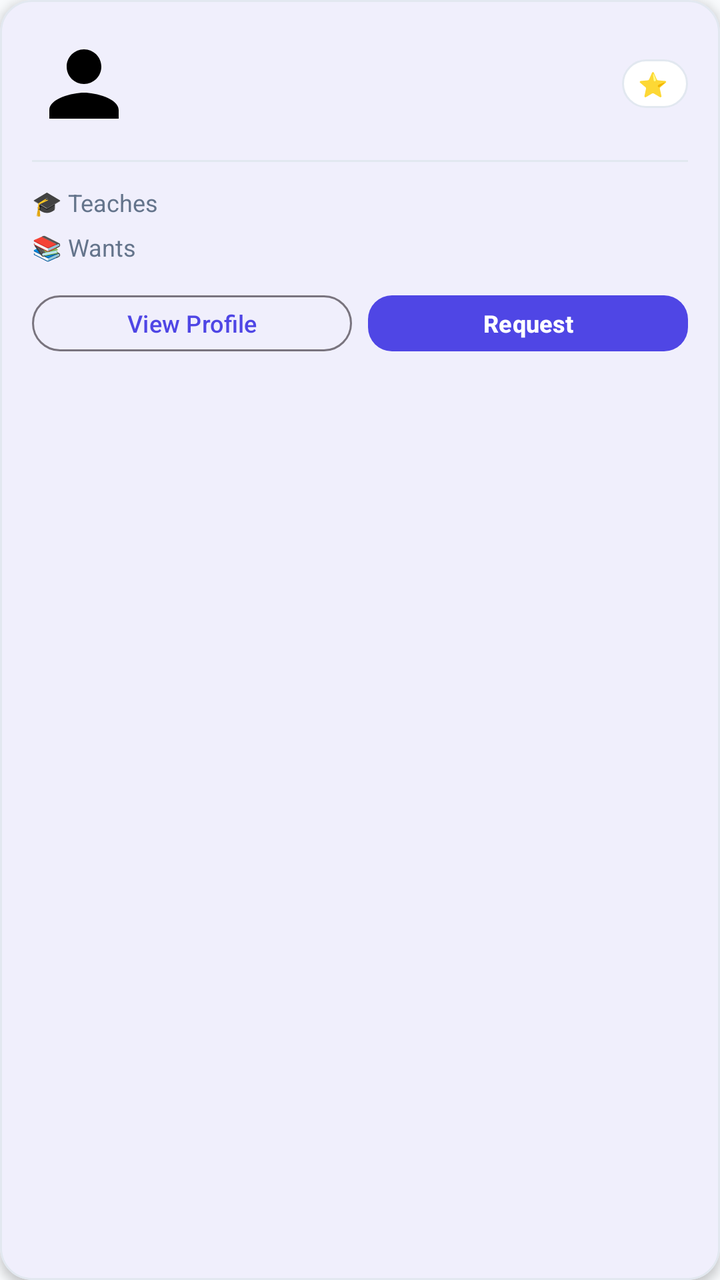
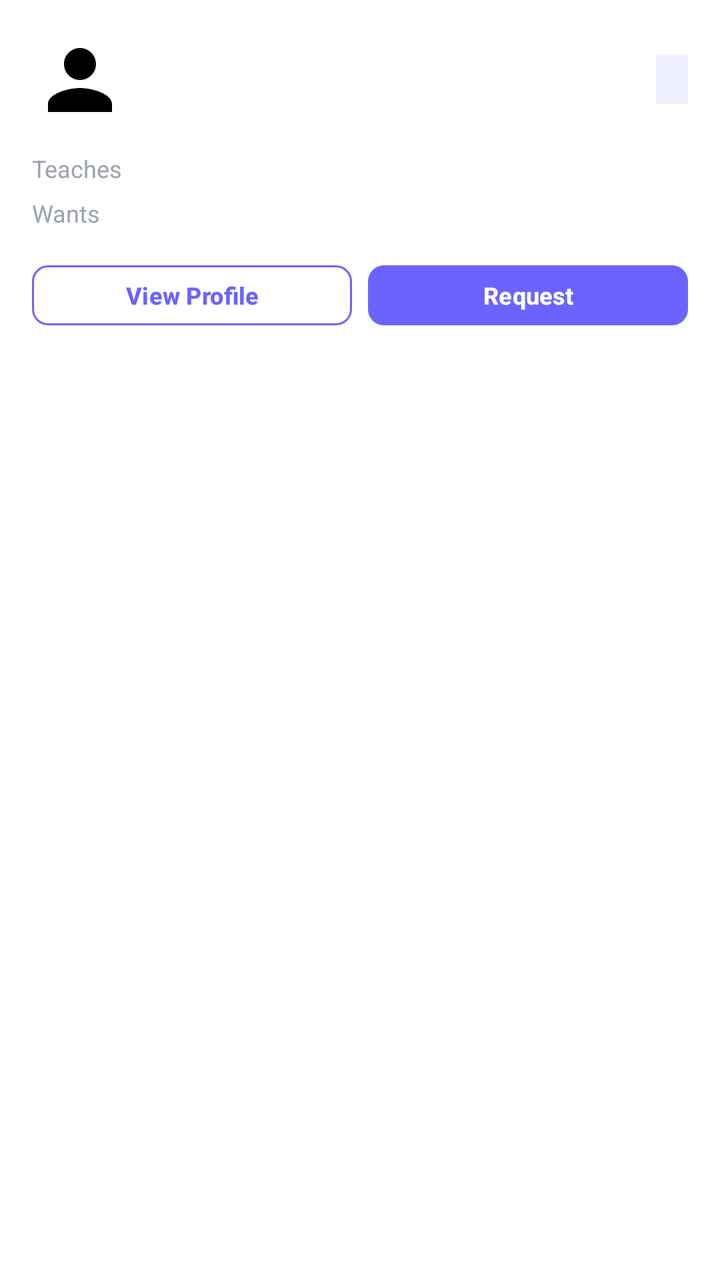

Two renders of the same Android screen: before a commit and after it. Below are the layout's source before the change and the commit's diff.
<!-- AndroidManifest.xml: application theme Theme.SkillBarter -->
<!-- res/layout/item_user_card.xml -->
<?xml version="1.0" encoding="utf-8"?>
<com.google.android.material.card.MaterialCardView xmlns:android="http://schemas.android.com/apk/res/android"
    xmlns:app="http://schemas.android.com/apk/res-auto"
    android:layout_width="match_parent"
    android:layout_height="wrap_content"
    android:layout_marginHorizontal="2dp"
    android:layout_marginVertical="6dp"
    app:cardBackgroundColor="@color/surface_white"
    app:cardCornerRadius="16dp"
    app:cardElevation="3dp"
    app:strokeColor="@color/divider_color"
    app:strokeWidth="1dp">

    <LinearLayout
        android:layout_width="match_parent"
        android:layout_height="wrap_content"
        android:orientation="vertical"
        android:padding="16dp">

        
        <LinearLayout
            android:layout_width="match_parent"
            android:layout_height="wrap_content"
            android:gravity="center_vertical"
            android:orientation="horizontal">

            <ImageView
                android:id="@+id/ivAvatar"
                android:layout_width="52dp"
                android:layout_height="52dp"
                android:src="@drawable/ic_profile" />

            <LinearLayout
                android:layout_width="0dp"
                android:layout_height="wrap_content"
                android:layout_marginStart="12dp"
                android:layout_weight="1"
                android:orientation="vertical">

                <TextView
                    android:id="@+id/tvUserName"
                    android:layout_width="wrap_content"
                    android:layout_height="wrap_content"
                    android:textColor="@color/text_primary"
                    android:textSize="16sp"
                    android:textStyle="bold" />

                <TextView
                    android:id="@+id/tvUserLocation"
                    android:layout_width="wrap_content"
                    android:layout_height="wrap_content"
                    android:layout_marginTop="2dp"
                    android:textColor="@color/text_muted"
                    android:textSize="12sp" />

            </LinearLayout>

            
            <LinearLayout
                android:layout_width="wrap_content"
                android:layout_height="wrap_content"
                android:background="@drawable/bg_rounded_card"
                android:gravity="center_vertical"
                android:orientation="horizontal"
                android:paddingHorizontal="8dp"
                android:paddingVertical="4dp">

                <TextView
                    android:layout_width="wrap_content"
                    android:layout_height="wrap_content"
                    android:text="⭐"
                    android:textSize="12sp" />

                <TextView
                    android:id="@+id/tvRating"
                    android:layout_width="wrap_content"
                    android:layout_height="wrap_content"
                    android:layout_marginStart="2dp"
                    android:textColor="@color/text_primary"
                    android:textSize="12sp"
                    android:textStyle="bold" />

            </LinearLayout>

        </LinearLayout>

        
        <View
            android:layout_width="match_parent"
            android:layout_height="1dp"
            android:layout_marginVertical="12dp"
            android:background="@color/divider_color" />

        
        <LinearLayout
            android:layout_width="match_parent"
            android:layout_height="wrap_content"
            android:gravity="center_vertical"
            android:orientation="horizontal">

            <TextView
                android:layout_width="wrap_content"
                android:layout_height="wrap_content"
                android:text="🎓 Teaches"
                android:textColor="@color/text_secondary"
                android:textSize="12sp"
                android:minWidth="80dp" />

            <com.google.android.material.chip.ChipGroup
                android:id="@+id/chipGroupTeaches"
                android:layout_width="0dp"
                android:layout_height="wrap_content"
                android:layout_weight="1"
                app:chipSpacingHorizontal="4dp"
                app:singleLine="true" />

        </LinearLayout>

        
        <LinearLayout
            android:layout_width="match_parent"
            android:layout_height="wrap_content"
            android:layout_marginTop="6dp"
            android:gravity="center_vertical"
            android:orientation="horizontal">

            <TextView
                android:layout_width="wrap_content"
                android:layout_height="wrap_content"
                android:text="📚 Wants"
                android:textColor="@color/text_secondary"
                android:textSize="12sp"
                android:minWidth="80dp" />

            <com.google.android.material.chip.ChipGroup
                android:id="@+id/chipGroupWants"
                android:layout_width="0dp"
                android:layout_height="wrap_content"
                android:layout_weight="1"
                app:chipSpacingHorizontal="4dp"
                app:singleLine="true" />

        </LinearLayout>

        
        <LinearLayout
            android:layout_width="match_parent"
            android:layout_height="wrap_content"
            android:layout_marginTop="12dp"
            android:orientation="horizontal">

            <Button
                android:id="@+id/btnViewProfile"
                style="@style/Widget.Material3.Button.OutlinedButton"
                android:layout_width="0dp"
                android:layout_height="36dp"
                android:layout_marginEnd="8dp"
                android:layout_weight="1"
                android:paddingHorizontal="8dp"
                android:paddingVertical="0dp"
                android:text="View Profile"
                android:textSize="12sp" />

            <Button
                android:id="@+id/btnRequest"
                style="@style/Widget.SkillBarter.Button"
                android:layout_width="0dp"
                android:layout_height="36dp"
                android:layout_weight="1"
                android:paddingHorizontal="8dp"
                android:paddingVertical="0dp"
                android:text="Request"
                android:textSize="12sp" />

        </LinearLayout>

    </LinearLayout>

</com.google.android.material.card.MaterialCardView>
<!-- resources referenced by this layout -->
<resources>
  <color name="divider_color">#E2E8F0</color>
  <color name="surface_white">#FFFFFF</color>
  <color name="text_muted">#94A3B8</color>
  <color name="text_primary">#0F172A</color>
  <color name="text_secondary">#64748B</color>
  <!-- drawable bg_rounded_card (drawable) -->
  <?xml version="1.0" encoding="utf-8"?>
  <shape xmlns:android="http://schemas.android.com/apk/res/android"
      android:shape="rectangle">
      <solid android:color="@color/surface_white" />
      <corners android:radius="16dp" />
      <stroke android:width="1dp" android:color="@color/divider_color" />
  </shape>
  <!-- drawable ic_profile (drawable) -->
  <vector xmlns:android="http://schemas.android.com/apk/res/android"
      android:width="24dp"
      android:height="24dp"
      android:viewportWidth="24"
      android:viewportHeight="24">
    <path
        android:fillColor="#FF000000"
        android:pathData="M12,12c2.21,0 4,-1.79 4,-4s-1.79,-4 -4,-4 -4,1.79 -4,4 1.79,4 4,4zM12,14c-2.67,0 -8,1.34 -8,4v2h16v-2c0,-2.66 -5.33,-4 -8,-4z"/>
  </vector>
  <style name="Widget.SkillBarter.Button" parent="Widget.Material3.Button">
          <item name="backgroundTint">@color/primary</item>
          <item name="android:textColor">@color/white</item>
          <item name="cornerRadius">12dp</item>
          <item name="android:paddingTop">14dp</item>
          <item name="android:paddingBottom">14dp</item>
          <item name="android:textStyle">bold</item>
          <item name="android:textSize">16sp</item>
      </style>
  <style name="Theme.SkillBarter" parent="Base.Theme.SkillBarter" />
  <color name="primary">#4F46E5</color>
  <color name="white">#FFFFFF</color>
  <style name="Base.Theme.SkillBarter" parent="Theme.Material3.DayNight.NoActionBar">
          <item name="colorPrimary">@color/primary</item>
          <item name="colorOnPrimary">@color/white</item>
          <item name="colorPrimaryContainer">@color/primary_light</item>
          <item name="colorOnPrimaryContainer">@color/primary</item>
          <item name="android:colorBackground">@color/bg_light</item>
          <item name="colorSurface">@color/surface_white</item>
          <item name="colorOnSurface">@color/text_primary</item>
          <item name="colorOnSurfaceVariant">@color/text_secondary</item>
          <item name="android:statusBarColor">@color/bg_light</item>
          <item name="android:windowLightStatusBar">true</item>
      </style>
  <color name="primary_light">#EEF2FF</color>
  <color name="bg_light">#F8FAFC</color>
</resources>

<!-- the commit's change to res/layout/item_user_card.xml (unified diff, before → after) -->
@@ -1,179 +1,144 @@
 <?xml version="1.0" encoding="utf-8"?>
-<com.google.android.material.card.MaterialCardView xmlns:android="http://schemas.android.com/apk/res/android"
+<LinearLayout xmlns:android="http://schemas.android.com/apk/res/android"
     xmlns:app="http://schemas.android.com/apk/res-auto"
     android:layout_width="match_parent"
     android:layout_height="wrap_content"
-    android:layout_marginHorizontal="2dp"
-    android:layout_marginVertical="6dp"
-    app:cardBackgroundColor="@color/surface_white"
-    app:cardCornerRadius="16dp"
-    app:cardElevation="3dp"
-    app:strokeColor="@color/divider_color"
-    app:strokeWidth="1dp">
+    android:layout_marginBottom="10dp"
+    android:background="@color/surface_white"
+    android:orientation="vertical"
+    android:padding="16dp">
 
+    
     <LinearLayout
         android:layout_width="match_parent"
         android:layout_height="wrap_content"
-        android:orientation="vertical"
-        android:padding="16dp">
+        android:gravity="center_vertical"
+        android:orientation="horizontal">
 
-        
+        <ImageView
+            android:id="@+id/ivAvatar"
+            android:layout_width="48dp"
+            android:layout_height="48dp"
+            android:src="@drawable/ic_profile" />
+
         <LinearLayout
-            android:layout_width="match_parent"
+            android:layout_width="0dp"
             android:layout_height="wrap_content"
-            android:gravity="center_vertical"
-            android:orientation="horizontal">
+            android:layout_marginStart="12dp"
+            android:layout_weight="1"
+            android:orientation="vertical">
 
-            <ImageView
-                android:id="@+id/ivAvatar"
-                android:layout_width="52dp"
-                android:layout_height="52dp"
-                android:src="@drawable/ic_profile" />
-
-            <LinearLayout
-                android:layout_width="0dp"
-                android:layout_height="wrap_content"
-                android:layout_marginStart="12dp"
-                android:layout_weight="1"
-                android:orientation="vertical">
-
-                <TextView
-                    android:id="@+id/tvUserName"
-                    android:layout_width="wrap_content"
-                    android:layout_height="wrap_content"
-                    android:textColor="@color/text_primary"
-                    android:textSize="16sp"
-                    android:textStyle="bold" />
-
-                <TextView
-                    android:id="@+id/tvUserLocation"
-                    android:layout_width="wrap_content"
-                    android:layout_height="wrap_content"
-                    android:layout_marginTop="2dp"
-                    android:textColor="@color/text_muted"
-                    android:textSize="12sp" />
-
-            </LinearLayout>
-
-            
-            <LinearLayout
+            <TextView
+                android:id="@+id/tvUserName"
                 android:layout_width="wrap_content"
                 android:layout_height="wrap_content"
-                android:background="@drawable/bg_rounded_card"
-                android:gravity="center_vertical"
-                android:orientation="horizontal"
-                android:paddingHorizontal="8dp"
-                android:paddingVertical="4dp">
-
-                <TextView
-                    android:layout_width="wrap_content"
-                    android:layout_height="wrap_content"
-                    android:text="⭐"
-                    android:textSize="12sp" />
-
-                <TextView
-                    android:id="@+id/tvRating"
-                    android:layout_width="wrap_content"
-                    android:layout_height="wrap_content"
-                    android:layout_marginStart="2dp"
-                    android:textColor="@color/text_primary"
-                    android:textSize="12sp"
-                    android:textStyle="bold" />
-
-            </LinearLayout>
-
-        </LinearLayout>
-
-        
-        <View
-            android:layout_width="match_parent"
-            android:layout_height="1dp"
-            android:layout_marginVertical="12dp"
-            android:background="@color/divider_color" />
-
-        
-        <LinearLayout
-            android:layout_width="match_parent"
-            android:layout_height="wrap_content"
-            android:gravity="center_vertical"
-            android:orientation="horizontal">
+                android:textColor="@color/text_primary"
+                android:textSize="15sp"
+                android:textStyle="bold" />
 
             <TextView
+                android:id="@+id/tvUserLocation"
                 android:layout_width="wrap_content"
                 android:layout_height="wrap_content"
-                android:text="🎓 Teaches"
-                android:textColor="@color/text_secondary"
-                android:textSize="12sp"
-                android:minWidth="80dp" />
-
-            <com.google.android.material.chip.ChipGroup
-                android:id="@+id/chipGroupTeaches"
-                android:layout_width="0dp"
-                android:layout_height="wrap_content"
-                android:layout_weight="1"
-                app:chipSpacingHorizontal="4dp"
-                app:singleLine="true" />
-
-        </LinearLayout>
-
-        
-        <LinearLayout
-            android:layout_width="match_parent"
-            android:layout_height="wrap_content"
-            android:layout_marginTop="6dp"
-            android:gravity="center_vertical"
-            android:orientation="horizontal">
-
-            <TextView
-                android:layout_width="wrap_content"
-                android:layout_height="wrap_content"
-                android:text="📚 Wants"
-                android:textColor="@color/text_secondary"
-                android:textSize="12sp"
-                android:minWidth="80dp" />
-
-            <com.google.android.material.chip.ChipGroup
-                android:id="@+id/chipGroupWants"
-                android:layout_width="0dp"
-                android:layout_height="wrap_content"
-                android:layout_weight="1"
-                app:chipSpacingHorizontal="4dp"
-                app:singleLine="true" />
-
-        </LinearLayout>
-
-        
-        <LinearLayout
-            android:layout_width="match_parent"
-            android:layout_height="wrap_content"
-            android:layout_marginTop="12dp"
-            android:orientation="horizontal">
-
-            <Button
-                android:id="@+id/btnViewProfile"
-                style="@style/Widget.Material3.Button.OutlinedButton"
-                android:layout_width="0dp"
-                android:layout_height="36dp"
-                android:layout_marginEnd="8dp"
-                android:layout_weight="1"
-                android:paddingHorizontal="8dp"
-                android:paddingVertical="0dp"
-                android:text="View Profile"
-                android:textSize="12sp" />
-
-            <Button
-                android:id="@+id/btnRequest"
-                style="@style/Widget.SkillBarter.Button"
-                android:layout_width="0dp"
-                android:layout_height="36dp"
-                android:layout_weight="1"
-                android:paddingHorizontal="8dp"
-                android:paddingVertical="0dp"
-                android:text="Request"
+                android:layout_marginTop="2dp"
+                android:textColor="@color/text_muted"
                 android:textSize="12sp" />
 
         </LinearLayout>
 
+        <TextView
+            android:id="@+id/tvRating"
+            android:layout_width="wrap_content"
+            android:layout_height="wrap_content"
+            android:background="@color/primary_light"
+            android:paddingHorizontal="8dp"
+            android:paddingVertical="4dp"
+            android:textColor="@color/primary"
+            android:textSize="12sp"
+            android:textStyle="bold" />
+
     </LinearLayout>
 
-</com.google.android.material.card.MaterialCardView>
+    
+    <LinearLayout
+        android:layout_width="match_parent"
+        android:layout_height="wrap_content"
+        android:layout_marginTop="12dp"
+        android:gravity="center_vertical"
+        android:orientation="horizontal">
+
+        <TextView
+            android:layout_width="72dp"
+            android:layout_height="wrap_content"
+            android:text="Teaches"
+            android:textColor="@color/text_muted"
+            android:textSize="12sp" />
+
+        <com.google.android.material.chip.ChipGroup
+            android:id="@+id/chipGroupTeaches"
+            android:layout_width="0dp"
+            android:layout_height="wrap_content"
+            android:layout_weight="1"
+            app:chipSpacingHorizontal="4dp"
+            app:singleLine="true" />
+
+    </LinearLayout>
+
+    
+    <LinearLayout
+        android:layout_width="match_parent"
+        android:layout_height="wrap_content"
+        android:layout_marginTop="6dp"
+        android:gravity="center_vertical"
+        android:orientation="horizontal">
+
+        <TextView
+            android:layout_width="72dp"
+            android:layout_height="wrap_content"
+            android:text="Wants"
+            android:textColor="@color/text_muted"
+            android:textSize="12sp" />
+
+        <com.google.android.material.chip.ChipGroup
+            android:id="@+id/chipGroupWants"
+            android:layout_width="0dp"
+            android:layout_height="wrap_content"
+            android:layout_weight="1"
+            app:chipSpacingHorizontal="4dp"
+            app:singleLine="true" />
+
+    </LinearLayout>
+
+    
+    <LinearLayout
+        android:layout_width="match_parent"
+        android:layout_height="wrap_content"
+        android:layout_marginTop="14dp"
+        android:orientation="horizontal">
+
+        <Button
+            android:id="@+id/btnViewProfile"
+            style="@style/Widget.SkillBarter.Button.Outlined"
+            android:layout_width="0dp"
+            android:layout_height="38dp"
+            android:layout_marginEnd="8dp"
+            android:layout_weight="1"
+            android:paddingHorizontal="8dp"
+            android:paddingVertical="0dp"
+            android:text="View Profile"
+            android:textSize="12sp" />
+
+        <Button
+            android:id="@+id/btnRequest"
+            style="@style/Widget.SkillBarter.Button"
+            android:layout_width="0dp"
+            android:layout_height="38dp"
+            android:layout_weight="1"
+            android:paddingHorizontal="8dp"
+            android:paddingVertical="0dp"
+            android:text="Request"
+            android:textSize="12sp" />
+
+    </LinearLayout>
+
+</LinearLayout>
<!-- resource entries referenced after the edit -->
@@ -1,18 +1,9 @@
 <!-- resources referenced by this layout -->
 <resources>
-  <color name="divider_color">#E2E8F0</color>
   <color name="surface_white">#FFFFFF</color>
-  <color name="text_muted">#94A3B8</color>
-  <color name="text_primary">#0F172A</color>
-  <color name="text_secondary">#64748B</color>
-  <!-- drawable bg_rounded_card (drawable) -->
-  <?xml version="1.0" encoding="utf-8"?>
-  <shape xmlns:android="http://schemas.android.com/apk/res/android"
-      android:shape="rectangle">
-      <solid android:color="@color/surface_white" />
-      <corners android:radius="16dp" />
-      <stroke android:width="1dp" android:color="@color/divider_color" />
-  </shape>
+  <color name="text_muted">#9CA3AF</color>
+  <color name="text_primary">#1A1A2E</color>
+  <color name="text_secondary">#6B7280</color>
   <!-- drawable ic_profile (drawable) -->
   <vector xmlns:android="http://schemas.android.com/apk/res/android"
       android:width="24dp"
@@ -26,14 +17,23 @@
   <style name="Widget.SkillBarter.Button" parent="Widget.Material3.Button">
           <item name="backgroundTint">@color/primary</item>
           <item name="android:textColor">@color/white</item>
-          <item name="cornerRadius">12dp</item>
-          <item name="android:paddingTop">14dp</item>
-          <item name="android:paddingBottom">14dp</item>
+          <item name="cornerRadius">8dp</item>
+          <item name="android:paddingTop">12dp</item>
+          <item name="android:paddingBottom">12dp</item>
           <item name="android:textStyle">bold</item>
-          <item name="android:textSize">16sp</item>
+          <item name="android:textSize">14sp</item>
+      </style>
+  <style name="Widget.SkillBarter.Button.Outlined" parent="Widget.Material3.Button.OutlinedButton">
+          <item name="strokeColor">@color/primary</item>
+          <item name="android:textColor">@color/primary</item>
+          <item name="cornerRadius">8dp</item>
+          <item name="android:paddingTop">10dp</item>
+          <item name="android:paddingBottom">10dp</item>
+          <item name="android:textStyle">bold</item>
+          <item name="android:textSize">13sp</item>
       </style>
   <style name="Theme.SkillBarter" parent="Base.Theme.SkillBarter" />
-  <color name="primary">#4F46E5</color>
+  <color name="primary">#6C63FF</color>
   <color name="white">#FFFFFF</color>
   <style name="Base.Theme.SkillBarter" parent="Theme.Material3.DayNight.NoActionBar">
           <item name="colorPrimary">@color/primary</item>
@@ -44,10 +44,10 @@
           <item name="colorSurface">@color/surface_white</item>
           <item name="colorOnSurface">@color/text_primary</item>
           <item name="colorOnSurfaceVariant">@color/text_secondary</item>
-          <item name="android:statusBarColor">@color/bg_light</item>
+          <item name="android:statusBarColor">@color/surface_white</item>
           <item name="android:windowLightStatusBar">true</item>
       </style>
-  <color name="primary_light">#EEF2FF</color>
-  <color name="bg_light">#F8FAFC</color>
+  <color name="primary_light">#EEF0FF</color>
+  <color name="bg_light">#F7F8FC</color>
 </resources>
 
